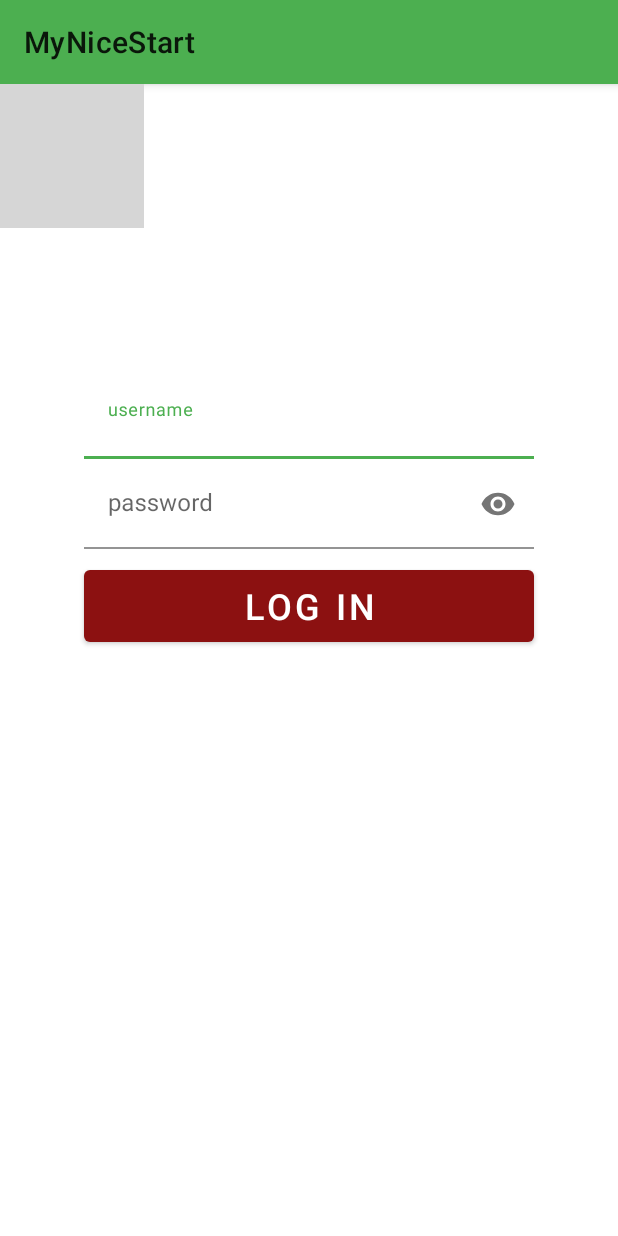
After one commit to PabloSC900/MyNiceStart, an Android app: the SignUpActivity screen opened directly, with no data from a screen before it, on a phone screen of 412 x 824 dp. The commit adds this screen. Run offline under Robolectric (Android 15) with nearby library versions, the phone set to English and light mode, and no system bars; grey boxes are pictures that could not be loaded.

Commit message:
Init commit

```diff
--- a/app/build.gradle
+++ b/app/build.gradle
@@ -26,8 +26,9 @@ dependencies {
     implementation fileTree(dir: "libs", include: ["*.jar"])
     implementation 'androidx.appcompat:appcompat:1.2.0'
     implementation 'androidx.constraintlayout:constraintlayout:2.0.4'
+//    implementation 'com.google.android.material:material:1.2.1'
     testImplementation 'junit:junit:4.12'
     androidTestImplementation 'androidx.test.ext:junit:1.1.2'
     androidTestImplementation 'androidx.test.espresso:espresso-core:3.3.0'
-
+    implementation 'com.google.android.material:material:1.3.0-alpha03'
 }
--- /dev/null
+++ b/app/src/main/java/com/dam/mynicestart/SignUpActivity.java
@@ -0,0 +1,14 @@
+package com.dam.mynicestart;
+
+import androidx.appcompat.app.AppCompatActivity;
+
+import android.os.Bundle;
+
+public class SignUpActivity extends AppCompatActivity {
+
+    @Override
+    protected void onCreate(Bundle savedInstanceState) {
+        super.onCreate(savedInstanceState);
+        setContentView(R.layout.activity_sign_up);
+    }
+}
--- /dev/null
+++ b/app/src/main/res/layout/activity_sign_up.xml
@@ -0,0 +1,92 @@
+<?xml version="1.0" encoding="utf-8"?>
+<androidx.constraintlayout.widget.ConstraintLayout xmlns:android="http://schemas.android.com/apk/res/android"
+    xmlns:app="http://schemas.android.com/apk/res-auto"
+    xmlns:tools="http://schemas.android.com/tools"
+    android:layout_width="match_parent"
+    android:layout_height="match_parent"
+    tools:context=".SignUpActivity">
+
+
+    <ImageView
+        android:id="@+id/bgLogin"
+        android:layout_width="wrap_content"
+        android:layout_height="wrap_content"
+        app:srcCompat="@drawable/bg_login"
+        app:layout_constraintStart_toStartOf="parent"
+        app:layout_constraintTop_toTopOf="parent"
+        android:scaleType="centerCrop"/>
+
+
+
+    <com.google.android.material.textfield.TextInputLayout
+        android:id="@+id/username"
+        android:layout_width="300dp"
+        android:layout_height="50dp"
+        app:layout_constraintTop_toTopOf="parent"
+        android:layout_marginTop="200dp"
+        app:layout_constraintStart_toStartOf="parent"
+        app:layout_constraintEnd_toEndOf="parent"        >
+
+        <com.google.android.material.textfield.TextInputEditText
+            android:layout_width="match_parent"
+            android:layout_height="match_parent"
+            android:background="@android:color/white"
+            android:hint="username"/>
+    </com.google.android.material.textfield.TextInputLayout>
+
+
+    <com.google.android.material.textfield.TextInputLayout
+        android:id="@+id/password"
+        android:layout_width="300dp"
+        android:layout_height="60dp"
+        app:layout_constraintTop_toBottomOf="@id/username"
+        app:layout_constraintStart_toStartOf="parent"
+        app:layout_constraintEnd_toEndOf="parent"
+        app:endIconMode="password_toggle">
+
+        <com.google.android.material.textfield.TextInputEditText
+            android:layout_width="match_parent"
+            android:layout_height="match_parent"
+            android:background="@android:color/white"
+            android:hint="password"
+            android:inputType="textPassword"/>
+
+    </com.google.android.material.textfield.TextInputLayout>
+
+
+    <com.google.android.material.button.MaterialButton
+        android:id="@+id/btnLogin"
+        android:layout_width="300dp"
+        android:layout_height="60dp"
+        android:layout_marginTop="8dp"
+        android:text="Log in"
+        android:textSize="24sp"
+        app:backgroundTint="#8C1111"
+        app:layout_constraintEnd_toEndOf="@id/password"
+        app:layout_constraintStart_toStartOf="@id/password"
+        app:layout_constraintTop_toBottomOf="@id/password">
+
+
+    </com.google.android.material.button.MaterialButton>
+
+
+
+    <TextView
+        android:id="@+id/signUp"
+        android:layout_width="wrap_content"
+        android:layout_height="wrap_content"
+        android:layout_marginTop="52dp"
+        android:text="¿Ya tienes cuenta con nosotros?¡Inicia sesión!"
+        android:textColor="#FFFFFF"
+        android:textSize="16sp"
+        app:layout_constraintEnd_toEndOf="@id/btnLogin"
+        app:layout_constraintHorizontal_bias="0.454"
+        app:layout_constraintStart_toStartOf="@id/btnLogin"
+        app:layout_constraintTop_toBottomOf="@id/btnLogin" />
+
+
+
+
+
+
+</androidx.constraintlayout.widget.ConstraintLayout>
--- a/app/src/main/res/values/colors.xml
+++ b/app/src/main/res/values/colors.xml
@@ -1,6 +1,9 @@
 <?xml version="1.0" encoding="utf-8"?>
 <resources>
-    <color name="colorPrimary">#6200EE</color>
+    <color name="colorPrimary">#4CAF50</color>
     <color name="colorPrimaryDark">#3700B3</color>
-    <color name="colorAccent">#03DAC5</color>
+    <color name="colorAccent">#FF7400</color>
+    <color name="color1">#FFFFFF</color>
+    <color name="color2">#8C1111</color>
+
 </resources>
--- a/app/src/main/res/values/styles.xml
+++ b/app/src/main/res/values/styles.xml
@@ -1,10 +1,15 @@
 <resources>
     <!-- Base application theme. -->
-    <style name="AppTheme" parent="Theme.AppCompat.Light.DarkActionBar">
+    <style name="AppTheme" parent="Theme.MaterialComponents.DayNight">
         <!-- Customize your theme here. -->
-        <item name="colorPrimary">@color/colorPrimary</item>
+        <item name="colorPrimary">#4CAF50</item>
         <item name="colorPrimaryDark">@color/colorPrimaryDark</item>
         <item name="colorAccent">@color/colorAccent</item>
     </style>
 
+    <style name="MyTheme" style="Theme.MaterialComponents.DayNight.NoActionBar">
+
+
+    </style>
+
 </resources>
```
Also changed, not shown: app/src/main/AndroidManifest.xml (+7 -1 lines), app/src/main/java/com/dam/mynicestart/LoginActivity.java (added, +14 -0 lines), app/src/main/java/com/dam/mynicestart/Splash.java (added, +33 -0 lines), app/src/main/res/layout/activity_login.xml (added, +99 -0 lines), app/src/main/res/layout/activity_splash.xml (added, +12 -0 lines), app/src/main/res/drawable-hdpi/camping.png (added), app/src/main/res/drawable-mdpi/camping.png (added), app/src/main/res/drawable-xhdpi/camping.png (added), app/src/main/res/drawable-xxhdpi/camping.png (added), app/src/main/res/drawable-xxxhdpi/camping.png (added), 1 other file.
